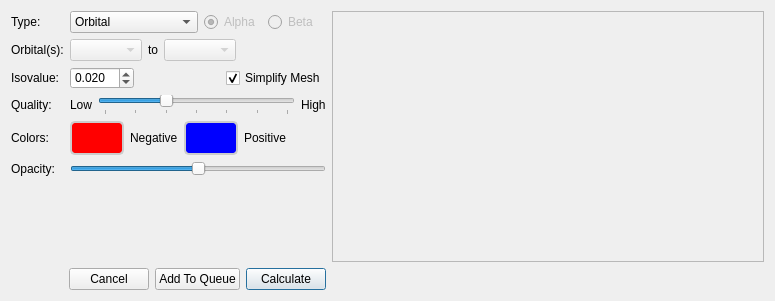
Before: the Qt Designer form src/Configurator/MolecularOrbitalsConfigurator.ui in nutjunkie/IQmol, drawn with Qt 5.
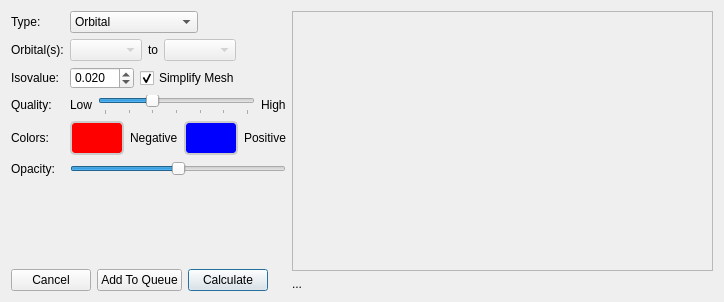
After: the same form once the commit is applied.

Commit message: Explicit spin density items in the surface type combo

```diff
--- a/src/Configurator/MolecularOrbitalsConfigurator.ui
+++ b/src/Configurator/MolecularOrbitalsConfigurator.ui
@@ -6,8 +6,8 @@
    <rect>
     <x>0</x>
     <y>0</y>
-    <width>775</width>
-    <height>301</height>
+    <width>724</width>
+    <height>302</height>
    </rect>
   </property>
   <property name="sizePolicy">
@@ -39,150 +39,18 @@
 }
 </string>
   </property>
-  <layout class="QGridLayout" name="gridLayout_2" columnstretch="0,1">
-   <item row="0" column="0">
-    <layout class="QGridLayout" name="gridLayout">
-     <property name="sizeConstraint">
-      <enum>QLayout::SetFixedSize</enum>
-     </property>
-     <item row="2" column="1">
-      <layout class="QHBoxLayout" name="horizontalLayout_3">
+  <layout class="QHBoxLayout" name="horizontalLayout_5" stretch="1,2">
        <item>
-        <widget class="QDoubleSpinBox" name="isovalue">
-         <property name="decimals">
-          <number>3</number>
-         </property>
-         <property name="minimum">
-          <double>0.001000000000000</double>
-         </property>
-         <property name="maximum">
-          <double>99.998999999999995</double>
-         </property>
-         <property name="singleStep">
-          <double>0.001000000000000</double>
-         </property>
-         <property name="value">
-          <double>0.020000000000000</double>
-         </property>
-        </widget>
-       </item>
-       <item>
-        <spacer name="horizontalSpacer_4">
-         <property name="orientation">
-          <enum>Qt::Horizontal</enum>
-         </property>
-         <property name="sizeHint" stdset="0">
-          <size>
-           <width>40</width>
-           <height>20</height>
-          </size>
-         </property>
-        </spacer>
-       </item>
-       <item>
-        <widget class="QCheckBox" name="simplifyMeshCheckBox">
-         <property name="text">
-          <string>Simplify Mesh</string>
-         </property>
-         <property name="checked">
+    <layout class="QGridLayout" name="gridLayout_2">
+     <item row="1" column="0">
+      <widget class="QLabel" name="label_11">
+       <property name="enabled">
           <bool>true</bool>
          </property>
-        </widget>
-       </item>
-      </layout>
-     </item>
-     <item row="1" column="1">
-      <layout class="QHBoxLayout" name="horizontalLayout_2">
-       <item>
-        <widget class="QComboBox" name="orbitalRangeMin">
-         <property name="enabled">
-          <bool>false</bool>
-         </property>
-        </widget>
-       </item>
-       <item>
-        <widget class="QLabel" name="label_10">
          <property name="text">
-          <string>to</string>
-         </property>
-        </widget>
-       </item>
-       <item>
-        <widget class="QComboBox" name="orbitalRangeMax">
-         <property name="enabled">
-          <bool>false</bool>
-         </property>
-        </widget>
-       </item>
-       <item>
-        <spacer name="horizontalSpacer_2">
-         <property name="orientation">
-          <enum>Qt::Horizontal</enum>
-         </property>
-         <property name="sizeType">
-          <enum>QSizePolicy::Expanding</enum>
-         </property>
-         <property name="sizeHint" stdset="0">
-          <size>
-           <width>60</width>
-           <height>20</height>
-          </size>
-         </property>
-        </spacer>
-       </item>
-      </layout>
-     </item>
-     <item row="3" column="1">
-      <layout class="QHBoxLayout" name="horizontalLayout_6">
-       <item>
-        <widget class="QLabel" name="label_5">
-         <property name="text">
-          <string>Low</string>
-         </property>
-        </widget>
-       </item>
-       <item>
-        <widget class="QSlider" name="quality">
-         <property name="sizePolicy">
-          <sizepolicy hsizetype="Expanding" vsizetype="Maximum">
-           <horstretch>0</horstretch>
-           <verstretch>0</verstretch>
-          </sizepolicy>
-         </property>
-         <property name="minimum">
-          <number>1</number>
-         </property>
-         <property name="maximum">
-          <number>7</number>
-         </property>
-         <property name="singleStep">
-          <number>1</number>
-         </property>
-         <property name="pageStep">
-          <number>1</number>
-         </property>
-         <property name="value">
-          <number>3</number>
-         </property>
-         <property name="orientation">
-          <enum>Qt::Horizontal</enum>
-         </property>
-         <property name="tickPosition">
-          <enum>QSlider::TicksBelow</enum>
-         </property>
-         <property name="tickInterval">
-          <number>1</number>
-         </property>
-        </widget>
-       </item>
-       <item>
-        <widget class="QLabel" name="label_6">
-         <property name="text">
-          <string>High</string>
-         </property>
-        </widget>
-       </item>
-      </layout>
+        <string>Orbital(s):</string>
+       </property>
+      </widget>
      </item>
      <item row="4" column="1">
       <layout class="QHBoxLayout" name="horizontalLayout_4">
@@ -242,7 +110,7 @@
           <enum>Qt::Horizontal</enum>
          </property>
          <property name="sizeType">
-          <enum>QSizePolicy::Fixed</enum>
+          <enum>QSizePolicy::Expanding</enum>
          </property>
          <property name="sizeHint" stdset="0">
           <size>
@@ -254,35 +122,57 @@
        </item>
       </layout>
      </item>
-     <item row="5" column="0">
-      <widget class="QLabel" name="label">
+     <item row="0" column="1">
+      <layout class="QHBoxLayout" name="horizontalLayout">
+       <item>
+        <widget class="QComboBox" name="surfaceType">
+         <item>
        <property name="text">
-        <string>Opacity:</string>
-       </property>
-      </widget>
-     </item>
-     <item row="5" column="1">
-      <widget class="QSlider" name="opacity">
+           <string>Orbital</string>
+          </property>
+         </item>
+         <item>
+          <property name="text">
+           <string>Density</string>
+          </property>
+         </item>
+         <item>
+          <property name="text">
+           <string>Spin Density</string>
+          </property>
+         </item>
+         <item>
+          <property name="text">
+           <string>Spin-Only Density</string>
+          </property>
+         </item>
+        </widget>
+       </item>
+       <item>
+        <spacer name="horizontalSpacer">
+         <property name="orientation">
+          <enum>Qt::Horizontal</enum>
+         </property>
+         <property name="sizeHint" stdset="0">
+          <size>
+           <width>40</width>
+           <height>20</height>
+          </size>
+         </property>
+        </spacer>
+       </item>
+      </layout>
+     </item>
+     <item row="0" column="0">
+      <widget class="QLabel" name="label_7">
        <property name="sizePolicy">
-        <sizepolicy hsizetype="Expanding" vsizetype="Maximum">
+        <sizepolicy hsizetype="Preferred" vsizetype="Preferred">
          <horstretch>0</horstretch>
          <verstretch>0</verstretch>
         </sizepolicy>
        </property>
-       <property name="minimumSize">
-        <size>
-         <width>78</width>
-         <height>0</height>
-        </size>
-       </property>
-       <property name="maximum">
-        <number>100</number>
-       </property>
-       <property name="value">
-        <number>50</number>
-       </property>
-       <property name="orientation">
-        <enum>Qt::Horizontal</enum>
+       <property name="text">
+        <string>Type:</string>
        </property>
       </widget>
      </item>
@@ -293,10 +183,10 @@
        </property>
       </widget>
      </item>
-     <item row="0" column="0">
-      <widget class="QLabel" name="label_7">
+     <item row="5" column="0">
+      <widget class="QLabel" name="label">
        <property name="text">
-        <string>Type:</string>
+        <string>Opacity:</string>
        </property>
       </widget>
      </item>
@@ -307,16 +197,6 @@
        </property>
       </widget>
      </item>
-     <item row="1" column="0">
-      <widget class="QLabel" name="label_11">
-       <property name="enabled">
-        <bool>true</bool>
-       </property>
-       <property name="text">
-        <string>Orbital(s):</string>
-       </property>
-      </widget>
-     </item>
      <item row="4" column="0">
       <widget class="QLabel" name="label_12">
        <property name="text">
@@ -324,39 +204,31 @@
        </property>
       </widget>
      </item>
-     <item row="0" column="1">
-      <layout class="QHBoxLayout" name="horizontalLayout">
+     <item row="2" column="1">
+      <layout class="QHBoxLayout" name="horizontalLayout_3">
        <item>
-        <widget class="QComboBox" name="surfaceType">
-         <item>
-          <property name="text">
-           <string>Orbital</string>
-          </property>
-         </item>
-         <item>
-          <property name="text">
-           <string>Density</string>
-          </property>
-         </item>
-         <item>
-          <property name="text">
-           <string>Spin Density</string>
-          </property>
-         </item>
-         <item>
-          <property name="text">
-           <string>Spin-Only Density</string>
-          </property>
-         </item>
+        <widget class="QDoubleSpinBox" name="isovalue">
+         <property name="decimals">
+          <number>3</number>
+         </property>
+         <property name="minimum">
+          <double>0.001000000000000</double>
+         </property>
+         <property name="maximum">
+          <double>99.998999999999995</double>
+         </property>
+         <property name="singleStep">
+          <double>0.001000000000000</double>
+         </property>
+         <property name="value">
+          <double>0.020000000000000</double>
+         </property>
         </widget>
        </item>
        <item>
-        <widget class="QRadioButton" name="alphaRadio">
-         <property name="enabled">
-          <bool>false</bool>
-         </property>
+        <widget class="QCheckBox" name="simplifyMeshCheckBox">
          <property name="text">
-          <string>Alpha</string>
+          <string>Simplify Mesh</string>
          </property>
          <property name="checked">
           <bool>true</bool>
@@ -364,12 +236,67 @@
         </widget>
        </item>
        <item>
-        <widget class="QRadioButton" name="betaRadio">
-         <property name="enabled">
-          <bool>false</bool>
+        <spacer name="horizontalSpacer_4">
+         <property name="orientation">
+          <enum>Qt::Horizontal</enum>
          </property>
+         <property name="sizeHint" stdset="0">
+          <size>
+           <width>40</width>
+           <height>20</height>
+          </size>
+         </property>
+        </spacer>
+       </item>
+      </layout>
+     </item>
+     <item row="3" column="1">
+      <layout class="QHBoxLayout" name="horizontalLayout_6">
+       <item>
+        <widget class="QLabel" name="label_5">
          <property name="text">
-          <string>Beta</string>
+          <string>Low</string>
+         </property>
+        </widget>
+       </item>
+       <item>
+        <widget class="QSlider" name="quality">
+         <property name="sizePolicy">
+          <sizepolicy hsizetype="Expanding" vsizetype="Maximum">
+           <horstretch>0</horstretch>
+           <verstretch>0</verstretch>
+          </sizepolicy>
+         </property>
+         <property name="minimum">
+          <number>1</number>
+         </property>
+         <property name="maximum">
+          <number>7</number>
+         </property>
+         <property name="singleStep">
+          <number>1</number>
+         </property>
+         <property name="pageStep">
+          <number>1</number>
+         </property>
+         <property name="value">
+          <number>3</number>
+         </property>
+         <property name="orientation">
+          <enum>Qt::Horizontal</enum>
+         </property>
+         <property name="tickPosition">
+          <enum>QSlider::TicksBelow</enum>
+         </property>
+         <property name="tickInterval">
+          <number>1</number>
+         </property>
+        </widget>
+       </item>
+       <item>
+        <widget class="QLabel" name="label_6">
+         <property name="text">
+          <string>High</string>
          </property>
         </widget>
        </item>
@@ -388,39 +315,49 @@
        </property>
       </spacer>
      </item>
-    </layout>
-   </item>
-   <item row="0" column="1">
-    <widget class="QFrame" name="energyFrame">
-     <property name="sizePolicy">
-      <sizepolicy hsizetype="Expanding" vsizetype="Preferred">
-       <horstretch>0</horstretch>
-       <verstretch>0</verstretch>
-      </sizepolicy>
-     </property>
-     <property name="frameShape">
-      <enum>QFrame::StyledPanel</enum>
-     </property>
-     <property name="frameShadow">
-      <enum>QFrame::Raised</enum>
-     </property>
-    </widget>
-   </item>
-   <item row="1" column="0">
+     <item row="1" column="1">
+      <layout class="QHBoxLayout" name="horizontalLayout_2">
+       <item>
+        <widget class="QComboBox" name="orbitalRangeMin">
+         <property name="enabled">
+          <bool>false</bool>
+         </property>
+        </widget>
+       </item>
+       <item>
+        <widget class="QLabel" name="label_10">
+         <property name="text">
+          <string>to</string>
+         </property>
+        </widget>
+       </item>
+       <item>
+        <widget class="QComboBox" name="orbitalRangeMax">
+         <property name="enabled">
+          <bool>false</bool>
+         </property>
+        </widget>
+       </item>
+       <item>
+        <spacer name="horizontalSpacer_2">
+         <property name="orientation">
+          <enum>Qt::Horizontal</enum>
+         </property>
+         <property name="sizeType">
+          <enum>QSizePolicy::Expanding</enum>
+         </property>
+         <property name="sizeHint" stdset="0">
+          <size>
+           <width>60</width>
+           <height>20</height>
+          </size>
+         </property>
+        </spacer>
+       </item>
+      </layout>
+     </item>
+     <item row="7" column="0" colspan="2">
     <layout class="QHBoxLayout" name="horizontalLayout_8">
-     <item>
-      <spacer name="horizontalSpacer_3">
-       <property name="orientation">
-        <enum>Qt::Horizontal</enum>
-       </property>
-       <property name="sizeHint" stdset="0">
-        <size>
-         <width>40</width>
-         <height>20</height>
-        </size>
-       </property>
-      </spacer>
-     </item>
      <item>
       <widget class="QPushButton" name="cancelButton">
        <property name="text">
@@ -451,9 +388,71 @@
        </property>
       </widget>
      </item>
-    </layout>
-   </item>
-   <item row="1" column="1">
+       <item>
+        <spacer name="horizontalSpacer_6">
+         <property name="orientation">
+          <enum>Qt::Horizontal</enum>
+         </property>
+         <property name="sizeHint" stdset="0">
+          <size>
+           <width>40</width>
+           <height>20</height>
+          </size>
+         </property>
+        </spacer>
+       </item>
+      </layout>
+     </item>
+     <item row="5" column="1">
+      <layout class="QHBoxLayout" name="horizontalLayout_7">
+       <item>
+        <widget class="QSlider" name="opacity">
+         <property name="sizePolicy">
+          <sizepolicy hsizetype="Expanding" vsizetype="Maximum">
+           <horstretch>0</horstretch>
+           <verstretch>0</verstretch>
+          </sizepolicy>
+         </property>
+         <property name="minimumSize">
+          <size>
+           <width>78</width>
+           <height>0</height>
+          </size>
+         </property>
+         <property name="maximum">
+          <number>100</number>
+         </property>
+         <property name="value">
+          <number>50</number>
+         </property>
+         <property name="orientation">
+          <enum>Qt::Horizontal</enum>
+         </property>
+        </widget>
+       </item>
+      </layout>
+     </item>
+    </layout>
+   </item>
+   <item>
+    <layout class="QVBoxLayout" name="verticalLayout">
+     <item>
+      <widget class="QFrame" name="energyFrame">
+       <property name="sizePolicy">
+        <sizepolicy hsizetype="Expanding" vsizetype="Preferred">
+         <horstretch>0</horstretch>
+         <verstretch>0</verstretch>
+        </sizepolicy>
+       </property>
+       <property name="frameShape">
+        <enum>QFrame::StyledPanel</enum>
+       </property>
+       <property name="frameShadow">
+        <enum>QFrame::Raised</enum>
+       </property>
+      </widget>
+     </item>
+     <item>
     <widget class="QLabel" name="energyLabel">
      <property name="sizePolicy">
       <sizepolicy hsizetype="Preferred" vsizetype="Fixed">
@@ -468,15 +467,16 @@
       </size>
      </property>
      <property name="text">
-      <string/>
-     </property>
-    </widget>
+        <string>...</string>
+       </property>
+      </widget>
+     </item>
+    </layout>
    </item>
   </layout>
   <zorder>energyLabel</zorder>
   <zorder>energyFrame</zorder>
-  <zorder></zorder>
-  <zorder></zorder>
+  <zorder>gridLayoutWidget</zorder>
  </widget>
  <resources>
   <include location="../Main/IQmol.qrc"/>
```
Lines whose indentation alone changed are shown as unchanged. The commit also changes 3 other files.
